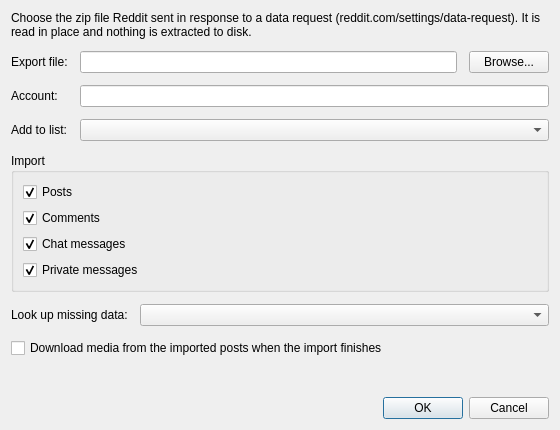
This is Resources/ui_files/import_reddit_export_dialog.ui in myanonapps/DownloaderForReddit as Qt 5 draws it before an edit. The edited form follows.
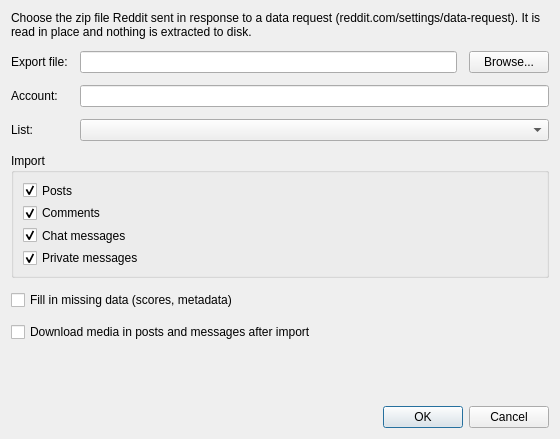
This is the edited form.

Diff of the .ui file:
```diff
--- a/Resources/ui_files/import_reddit_export_dialog.ui
+++ b/Resources/ui_files/import_reddit_export_dialog.ui
@@ -71,7 +71,7 @@
      <item row="2" column="0">
       <widget class="QLabel" name="account_list_label">
        <property name="text">
-        <string>Add to list:</string>
+        <string>List:</string>
        </property>
       </widget>
      </item>
@@ -134,27 +134,32 @@
     </widget>
    </item>
    <item>
-    <layout class="QFormLayout" name="options_layout">
-     <item row="0" column="0">
-      <widget class="QLabel" name="hydration_label">
-       <property name="text">
-        <string>Look up missing data:</string>
-       </property>
-      </widget>
-     </item>
-     <item row="0" column="1">
-      <widget class="QComboBox" name="hydration_combo">
-       <property name="toolTip">
-        <string>The export has no scores, nsfw flags or media details. Choose a source to fill these in, and to fetch the posts that imported comments were made on.</string>
-       </property>
-      </widget>
-     </item>
-    </layout>
+    <widget class="QCheckBox" name="hydrate_check_box">
+     <property name="toolTip">
+      <string>The export has no scores, nsfw flags or media details. Fill these in, and fetch the posts that imported comments were made on, from the chosen list's download source.</string>
+     </property>
+     <property name="text">
+      <string>Fill in missing data (scores, metadata)</string>
+     </property>
+    </widget>
    </item>
    <item>
     <widget class="QCheckBox" name="download_media_check_box">
      <property name="text">
-      <string>Download media from the imported posts when the import finishes</string>
+      <string>Download media in posts and messages after import</string>
+     </property>
+    </widget>
+   </item>
+   <item>
+    <widget class="QLabel" name="summary_label">
+     <property name="text">
+      <string/>
+     </property>
+     <property name="wordWrap">
+      <bool>true</bool>
+     </property>
+     <property name="textInteractionFlags">
+      <set>Qt::TextSelectableByMouse</set>
      </property>
     </widget>
    </item>
```
Left out of the diff: 2 changed lines with no effect on the pictures.
